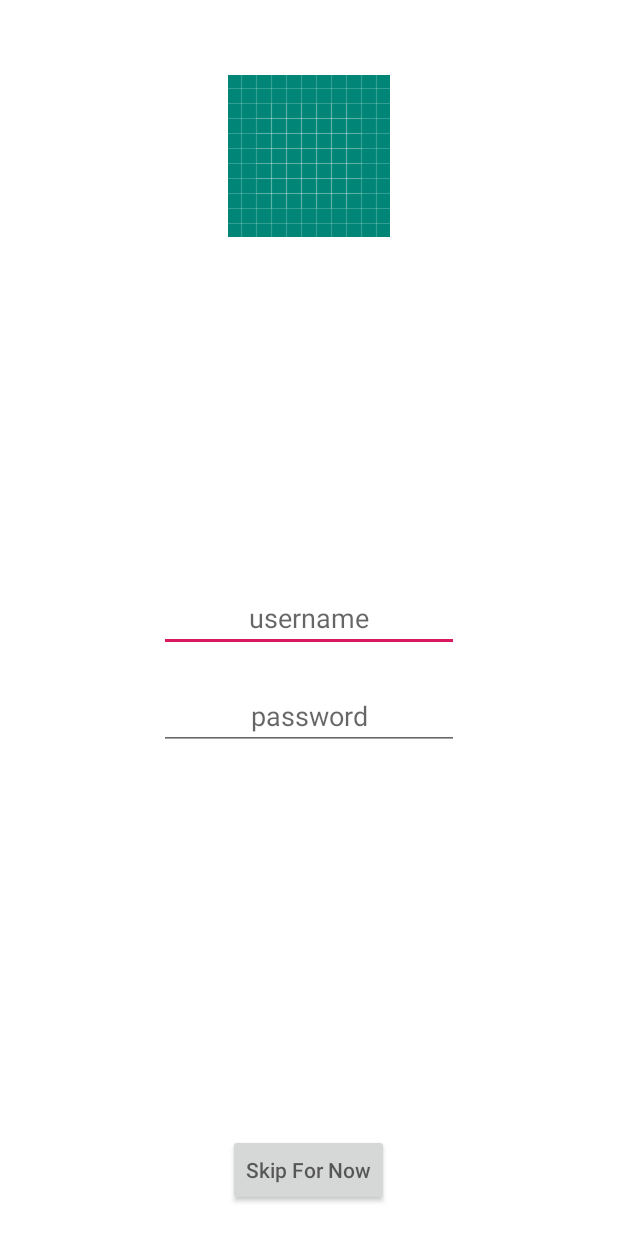
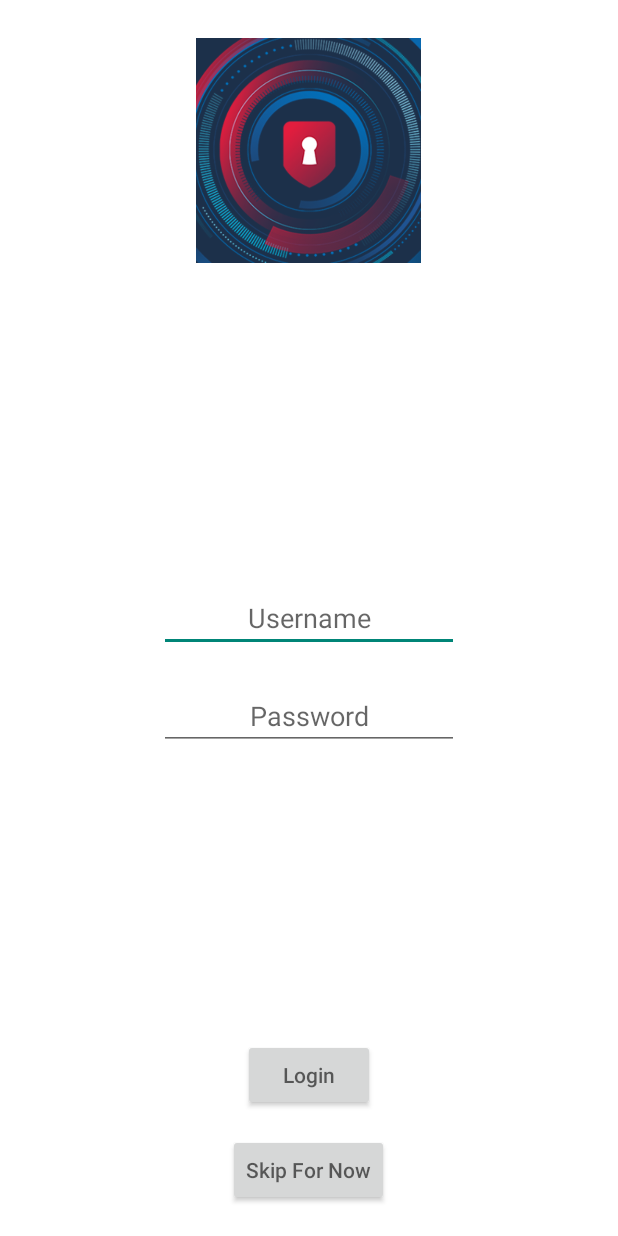
Before and after one commit to mayank-srm/EasyQRScanner, an Android app: the layout activity_login.xml on its own in the app's theme, with its tools: preview values and no code run, on a phone screen of 412 x 824 dp. Run offline under Robolectric (Android 15) with nearby library versions, the phone set to English and light mode, and no system bars.

Commit message:
minor fixes

```diff
--- a/app/build.gradle
+++ b/app/build.gradle
@@ -32,4 +32,5 @@ dependencies {
     implementation 'com.google.zxing:core:3.3.0'
   //  implementation 'com.journeyapps:zxing-android-embedded:4.0.0'
     implementation 'com.google.android.gms:play-services-vision:19.0.0'
+    implementation 'com.github.Shashank02051997:FancyToast-Android:0.1.6'
 }
--- a/app/src/main/AndroidManifest.xml
+++ b/app/src/main/AndroidManifest.xml
@@ -13,7 +13,7 @@
         android:label="@string/app_name"
         android:roundIcon="@mipmap/ic_launcher_round"
         android:supportsRtl="true"
-        android:theme="@style/AppTheme"
+        android:theme="@style/Theme.AppCompat.Light.NoActionBar"
         android:hardwareAccelerated="true"
         tools:ignore="AllowBackup,GoogleAppIndexingWarning">
         <activity
--- a/app/src/main/res/layout/activity_login.xml
+++ b/app/src/main/res/layout/activity_login.xml
@@ -8,11 +8,11 @@
     android:background="#fff">
 
     <ImageView
-        android:layout_width="wrap_content"
-        android:layout_height="wrap_content"
+        android:layout_width="150dp"
+        android:layout_height="150dp"
         android:layout_centerHorizontal="true"
-        android:layout_marginTop="50dp"
-        android:src="@drawable/ic_launcher_background"
+        android:layout_marginTop="25dp"
+        android:src="@drawable/logo"
         />
 
 
@@ -22,7 +22,7 @@
         android:layout_centerInParent="true"
         android:id="@+id/username"
         android:gravity="center"
-        android:hint="username"/>
+        android:hint="Username"/>
 
     <EditText
         android:layout_width="200dp"
@@ -31,8 +31,9 @@
         android:layout_centerInParent="true"
         android:layout_marginTop="20dp"
         android:gravity="center"
+        android:inputType="numberPassword"
         android:id="@+id/pwd"
-        android:hint="password"/>
+        android:hint="Password"/>
 
     <Button
         android:layout_width="wrap_content"
@@ -41,6 +42,16 @@
         android:layout_centerHorizontal="true"
         android:layout_marginBottom="20dp"
         android:hint="Skip For Now"
-        android:onClick="Skip"/>
+        android:onClick="Skip"
+        android:id="@+id/skipbtn"/>
+
+    <Button
+        android:layout_width="wrap_content"
+        android:layout_height="wrap_content"
+        android:layout_above="@+id/skipbtn"
+        android:layout_centerHorizontal="true"
+        android:layout_marginBottom="15dp"
+        android:hint="Login"
+        android:onClick="Login"/>
 
 </RelativeLayout>
--- a/build.gradle
+++ b/build.gradle
@@ -7,7 +7,7 @@ buildscript {
 
     }
     dependencies {
-        classpath 'com.android.tools.build:gradle:3.5.0'
+        classpath 'com.android.tools.build:gradle:3.5.2'
 
         // NOTE: Do not place your application dependencies here; they belong
         // in the individual module build.gradle files
@@ -18,6 +18,7 @@ allprojects {
     repositories {
         google()
         jcenter()
+        maven { url "https://jitpack.io" }
 
     }
 }
```
Also changed, not shown: app/src/main/java/com/mayank/easyqrscanner/HomeActivity.java (+6 -2 lines), app/src/main/java/com/mayank/easyqrscanner/LoginActivity.java (+20 -0 lines), app/src/main/res/drawable/logo.png (added).
